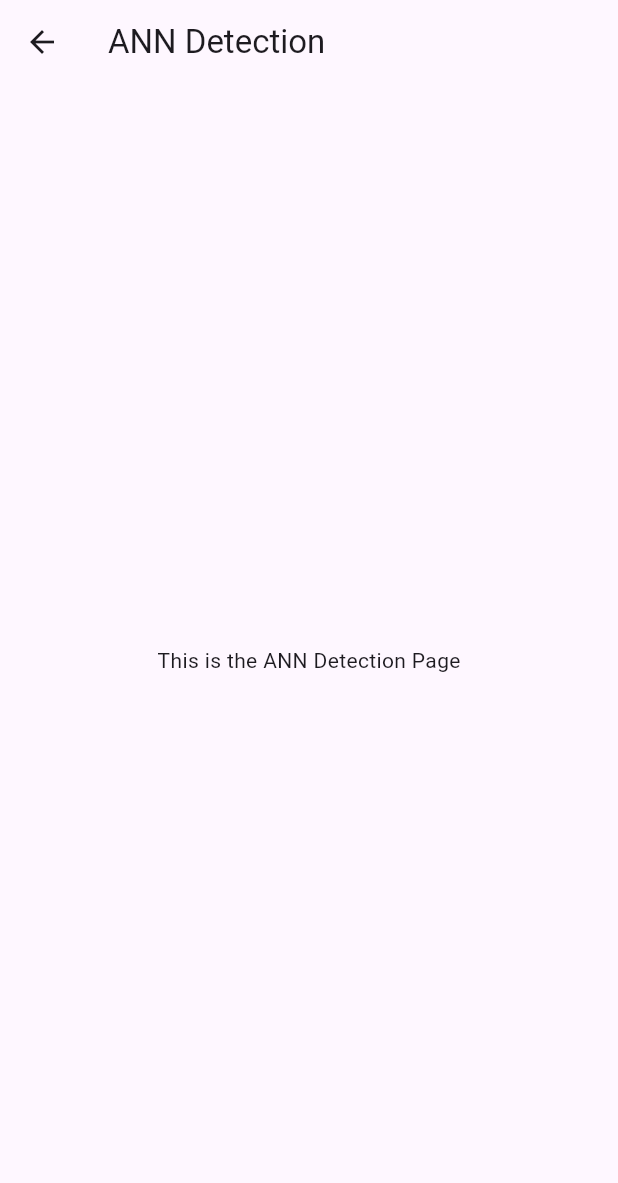
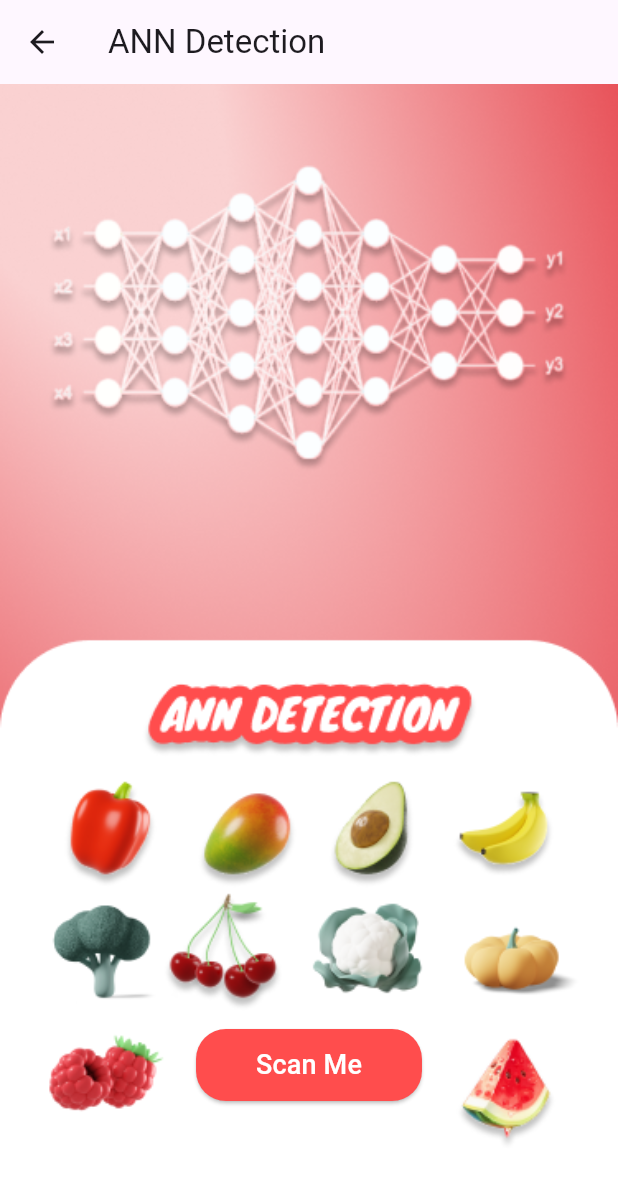
Before and after one commit to Mouzakki37/FlutterAI_Project, a Flutter app: the AnnPage screen opened directly, on a phone screen of 412 x 824 dp. Shown: the top 1183 px of the screen. Run offline on Flutter 3.47's test engine with Material 3 defaults, Android fonts, the phone set to English and light mode, and no system bars.

Commit message:
add ANN CNN interface

```diff
--- a/flutterproject/lib/screens/Home_screen.dart
+++ b/flutterproject/lib/screens/Home_screen.dart
@@ -207,7 +207,49 @@ class AnnPage extends StatelessWidget {
   Widget build(BuildContext context) {
     return Scaffold(
       appBar: AppBar(title: const Text('ANN Detection')),
-      body: const Center(child: Text('This is the ANN Detection Page')),
+      body: Stack(
+        children: [
+          // Image en arrière-plan
+          Container(
+            width: double.infinity,
+            height: double.infinity,
+            child: Image.asset(
+              'assets/images/ANN.png', // Remplacez par le chemin de votre image
+              fit: BoxFit.cover,
+            ),
+          ),
+          // Contenu principal
+          Center(
+            child : Column(
+                mainAxisSize: MainAxisSize.min, // Centre le contenu verticalement
+              children: [
+                const SizedBox(height: 540),
+                // Bouton
+                ElevatedButton(
+                  onPressed: () {
+                    // Ajoutez l'action à effectuer lors du clic sur le bouton
+                    Navigator.pushNamed(context, '/scan');
+                  },
+                  style: ElevatedButton.styleFrom(
+                    backgroundColor: const Color(0xFFFF4D4D),
+                    shape: RoundedRectangleBorder(
+                      borderRadius: BorderRadius.circular(20),
+                    ),
+                    padding: const EdgeInsets.symmetric(horizontal: 40, vertical: 11),
+                  ),
+                  child: const Text(
+                    'Scan Me',
+                    style: TextStyle(
+                      fontSize: 18,
+                      color: Colors.white,
+                    ),
+                  ),
+                ),
+              ],
+            ),
+          ),
+        ],
+      ),
     );
   }
 }
@@ -217,7 +259,49 @@ class CnnPage extends StatelessWidget {
   Widget build(BuildContext context) {
     return Scaffold(
       appBar: AppBar(title: const Text('CNN Detection')),
-      body: const Center(child: Text('This is the CNN Detection Page')),
+      body: Stack (
+        children: [
+          // Image en arrière-plan
+          Container(
+            width: double.infinity,
+            height: double.infinity,
+            child: Image.asset(
+              'assets/images/CNN.png', // Remplacez par le chemin de votre image
+              fit: BoxFit.cover,
+            ),
+          ),
+          // Contenu principal
+          Center(
+            child : Column(
+                mainAxisSize: MainAxisSize.min, // Centre le contenu verticalement
+              children: [
+                const SizedBox(height: 540),
+                // Bouton
+                ElevatedButton(
+                  onPressed: () {
+                    // Ajoutez l'action à effectuer lors du clic sur le bouton
+                    Navigator.pushNamed(context, '/scan');
+                  },
+                  style: ElevatedButton.styleFrom(
+                    backgroundColor: const Color(0xFF0F1F45),
+                    shape: RoundedRectangleBorder(
+                      borderRadius: BorderRadius.circular(20),
+                    ),
+                    padding: const EdgeInsets.symmetric(horizontal: 40, vertical: 11),
+                  ),
+                  child: const Text(
+                    'Scan Me',
+                    style: TextStyle(
+                      fontSize: 18,
+                      color: Colors.white,
+                    ),
+                  ),
+                ),
+              ],
+            ),
+          ),
+        ],
+      ),
     );
   }
 }
--- a/flutterproject/pubspec.yaml
+++ b/flutterproject/pubspec.yaml
@@ -98,3 +98,5 @@ flutter:
     - assets/images/step1.png
     - assets/images/step2.png
     - assets/images/step3.png
+    - assets/images/ANN.png
+    - assets/images/CNN.png
```
Also changed, not shown: flutterproject/assets/images/ANN.png (added), flutterproject/assets/images/CNN.png (added).
